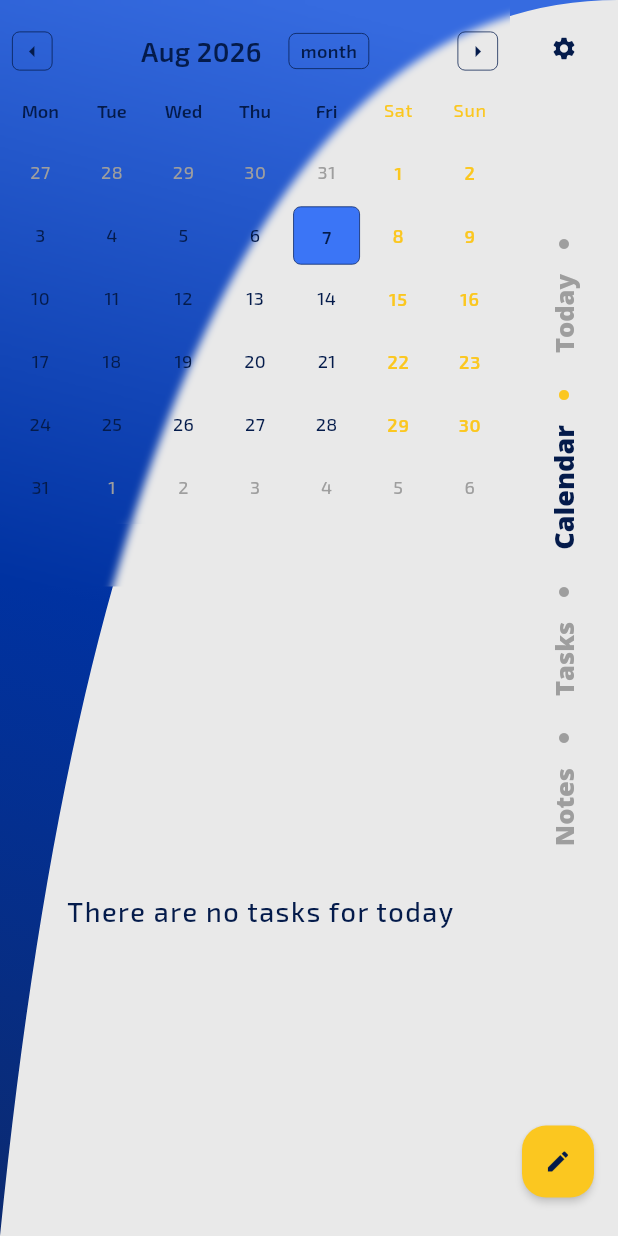
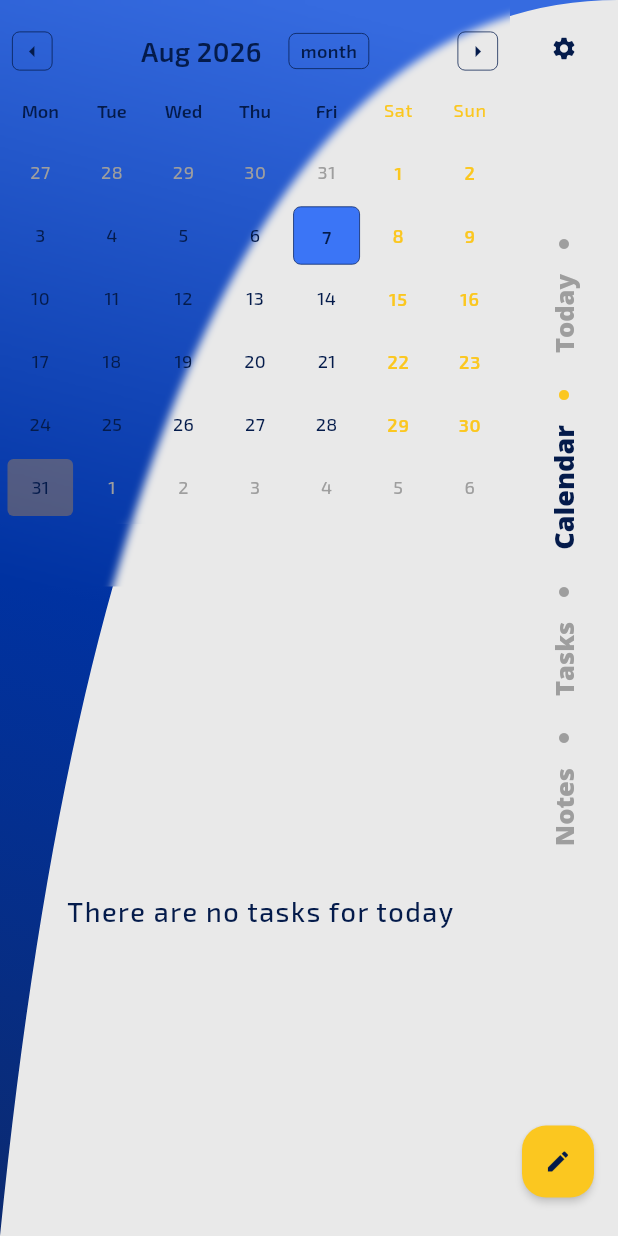
Before and after one commit to RafalSiuta/noti, a Flutter app: the screen it shows after launch, after a tap on "Calendar", on a phone screen of 412 x 824 dp. Run offline on Flutter 3.47's test engine with Material 3 defaults, Android fonts, the phone set to English and light mode, and no system bars; drawn by our look-alikes of table_calendar; our stand-ins replace audioplayers, camera, carousel_slider, device_info_plus, file_picker, flutter_local_notifications and 11 more; missing offline and left inert: android_intent_plus, csshadow, photo_manager, photo_manager_image_provider; accounts and stored records are empty.

Commit message:
Highlight holidays using the selected app locale

```diff
--- a/lib/main.dart
+++ b/lib/main.dart
@@ -82,7 +82,14 @@ class MyApp extends StatelessWidget {
     return MultiProvider(
       providers: [
         ChangeNotifierProvider(create: (_) => LocaleProvider()),
-        ChangeNotifierProvider(create: (_) => HolidaysProvider()..init()),
+        ChangeNotifierProxyProvider<LocaleProvider, HolidaysProvider>(
+          create: (_) => HolidaysProvider(),
+          update: (context, localeProvider, previous) {
+            final holidaysProvider = previous ?? HolidaysProvider();
+            holidaysProvider.updateForLocale(localeProvider.locale);
+            return holidaysProvider;
+          },
+        ),
         ChangeNotifierProvider(create: (_) => HomeProvider()),
         ChangeNotifierProvider(create: (context) => PermissionProvider()),
         ChangeNotifierProvider(create: (_) => GalleryImageProvider()),
--- a/lib/providers/holidays_provider.dart
+++ b/lib/providers/holidays_provider.dart
@@ -27,6 +27,22 @@ class HolidaysProvider extends ChangeNotifier {
   Future<void> init() async {
     final locale = WidgetsBinding.instance.platformDispatcher.locale;
     await loadHolidays(year: DateTime.now().year, locale: locale);
+    printHolidaysForSelectedLocale();
+  }
+
+  Future<void> updateForLocale(Locale locale) async {
+    final countryCode = _normalizeCountryCode(locale.countryCode);
+    final languageCode = _normalizeLanguageCode(locale.languageCode);
+    if (_isLoaded &&
+        _selectedCountryCode == countryCode &&
+        _selectedLanguageCode == languageCode) {
+      return;
+    }
+
+    await loadHolidays(
+      year: _selectedYear ?? DateTime.now().year,
+      locale: locale,
+    );
     printHolidaysForSelectedLocale();
   }
 
--- a/lib/widgets/calendar/calendar.dart
+++ b/lib/widgets/calendar/calendar.dart
@@ -1,6 +1,7 @@
 import 'dart:ui';
 import 'package:flutter/material.dart';
 import 'package:noti/providers/settings_provider/settings_provider.dart';
+import 'package:noti/providers/holidays_provider.dart';
 import 'package:noti/utils/extensions/string_extension.dart';
 import 'package:provider/provider.dart';
 import 'package:simple_animations/animation_builder/play_animation_builder.dart';
@@ -55,8 +56,9 @@ class Calendar extends StatelessWidget {
     var markerRadius = SizeInfo.rowHeight / 3.2;
     var markerFontSize = SizeInfo.calendarMarkerFontSize;
     var cellMargin = SizeInfo.calendarCellMargin;
-    return Consumer<SettingsProvider>(
-        builder: (context,settingsProvider, child){
+    double cornerRadius = 4.0;
+    return Consumer2<SettingsProvider,HolidaysProvider>(
+        builder: (context,settingsProvider, holidaysProvider, child){
           return
             ClipRect(
               child: BackdropFilter(
@@ -103,7 +105,13 @@ class Calendar extends StatelessWidget {
                           startingDayOfWeek:settingsProvider.calendarStartDay ?? StartingDayOfWeek.monday ,
                           //startingDayOfWeek:startingDayOfWeek,
                           daysOfWeekVisible: true,
-                          onPageChanged: (day) => onMonthChange(day),//dodaj do konstruktora
+                          holidayPredicate: holidaysProvider.hasHoliday,
+                          onPageChanged: (day) {
+                            onMonthChange(day);
+                            if (holidaysProvider.selectedYear != day.year) {
+                              holidaysProvider.reloadForYear(day.year);
+                            }
+                          },//dodaj do konstruktora
                           onDaySelected: onDaySelected,
                           selectedDayPredicate: (day) =>
                               isSameDay(selDay, day),
@@ -141,6 +149,7 @@ class Calendar extends StatelessWidget {
                                   scale: 0.8,
                                   child: FadeInAnimation(
                                       child: Center(
+                                        //Theme.of(context).colorScheme.secondaryFixed;
                                           child: Text(
                                             AppLocalizations.of(context)!.dateFormat(date, context).shortWeekday!.capitalizeFirstLetter(),
                                             // '${DateFormat('E').format(date)} ',
@@ -160,7 +169,11 @@ class Calendar extends StatelessWidget {
                                 ),
                               );
                             },
-                            defaultBuilder: (context, date, notes) {
+
+                            holidayBuilder: (context, date, _) {
+                              final holidays = holidaysProvider.getHolidaysForDay(date);
+                              if (holidays.isEmpty) return null;
+
                               return AnimationConfiguration.staggeredGrid(
                                 columnCount: 7,
                                 position: date.day,
@@ -168,7 +181,67 @@ class Calendar extends StatelessWidget {
                                 child: ScaleAnimation(
                                   scale: 0.8,
                                   child: FadeInAnimation(
+                                      child: Container(
+                                        margin: EdgeInsets.all(2),
+                                        decoration: BoxDecoration(
+                                          color: holidays.isNotEmpty ? Theme.of(context).colorScheme.secondaryFixed.withAlpha(80) : Colors.transparent,
+                                          borderRadius: BorderRadius.circular(cornerRadius),
+
+                                        ),
                                         child: Center(
+                                            child: Text(
+                                              '${date.day}',
+                                              style: (date.weekday != 6 && date.weekday != 7)
+                                                  ? Theme.of(context)
+                                                  .textTheme
+                                                  .bodyMedium!
+                                                  .copyWith(
+                                                  fontSize: calendarFontSize )
+                                                  : Theme.of(context)
+                                                  .textTheme
+                                                  .labelMedium!
+                                                  .copyWith(
+                                                  fontSize: calendarFontSize),
+                                            )),
+                                      )),
+                                ),
+                              );
+                            },
+                            //add holidays dependency to background color
+                            defaultBuilder: (context, date, notes) {
+                              final isHoliday = holidaysProvider.hasHoliday(date);
+
+                              return AnimationConfiguration.staggeredGrid(
+                                columnCount: 7,
+                                position: date.day,
+                                duration: const Duration(milliseconds: 200),
+                                child: ScaleAnimation(
+                                  scale: 0.8,
+                                  child: FadeInAnimation(
+                                      child: isHoliday
+                                          ? Container(
+                                              margin: EdgeInsets.all(2),
+                                              decoration: BoxDecoration(
+                                                color: Theme.of(context).colorScheme.secondaryFixed.withAlpha(80),
+                                                borderRadius: BorderRadius.circular(cornerRadius),
+                                              ),
+                                              child: Center(
+                                                  child: Text(
+                                                    '${date.day}',
+                                                    style: (date.weekday != 6 && date.weekday != 7)
+                                                        ? Theme.of(context)
+                                                        .textTheme
+                                                        .bodyMedium!
+                                                        .copyWith(
+                                                        fontSize: calendarFontSize )
+                                                        : Theme.of(context)
+                                                        .textTheme
+                                                        .labelMedium!
+                                                        .copyWith(
+                                                        fontSize: calendarFontSize),
+                                                  )),
+                                            )
+                                          : Center(
                                               child: Text(
                                                 '${date.day}',
                                                 style: (date.weekday != 6 && date.weekday != 7)
```
Lines whose indentation alone changed are shown as unchanged.
